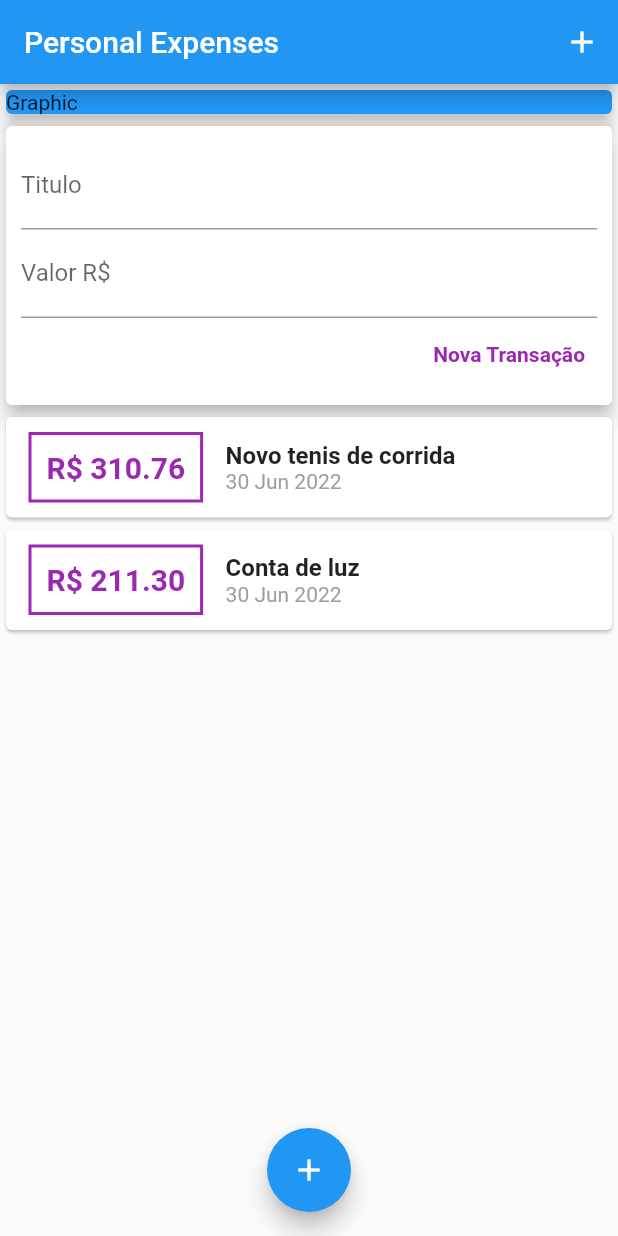
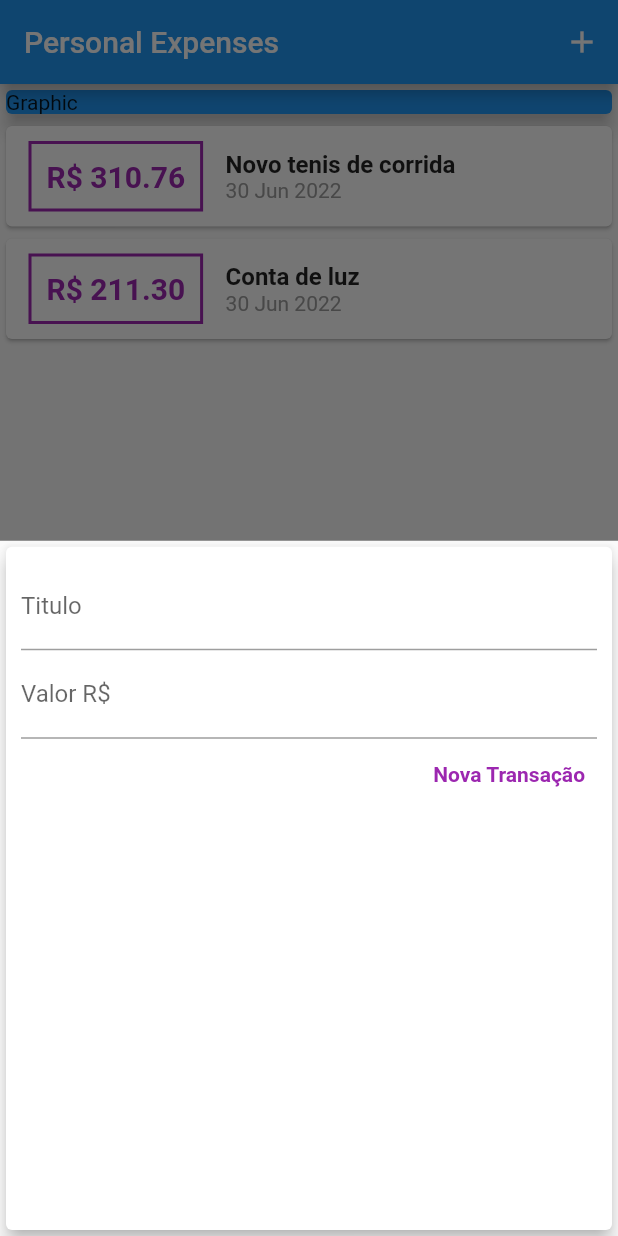
Before and after one commit to RamonTadeuGoncalves/ExpensesApp, a Flutter app: the screen it shows after launch, after a tap on the "add" icon, on a phone screen of 412 x 824 dp. Run offline on Flutter 3.47's test engine with Material 2 defaults, Android fonts, the phone set to English and light mode, and no system bars.

Commit message:
Created modal form for add new transaction, and remove the transaction_user component

```diff
--- a/lib/components/transaction_form.dart
+++ b/lib/components/transaction_form.dart
@@ -1,10 +1,18 @@
 import 'package:flutter/material.dart';
 
-class TransactionFom extends StatelessWidget {
+class TransactionFom extends StatefulWidget {
+  final void Function(String, double) onSubmit;
+
+  TransactionFom(this.onSubmit);
+
+  @override
+  State<TransactionFom> createState() => _TransactionFomState();
+}
+
+class _TransactionFomState extends State<TransactionFom> {
   final titleController = TextEditingController();
+
   final valueController = TextEditingController();
-
-  final void Function(String, double) onSubmit;
 
   _submitForm() {
     final title = titleController.text;
@@ -13,10 +21,8 @@ class TransactionFom extends StatelessWidget {
     if (title.isEmpty || value <= 0) {
       return;
     }
-    onSubmit(title, value);
+    widget.onSubmit(title, value);
   }
-
-  TransactionFom(this.onSubmit);
 
   @override
   Widget build(BuildContext context) {
--- a/lib/components/transaction_user.dart
+++ /dev/null
@@ -1,43 +0,0 @@
-import 'dart:math';
-import 'package:expenses/components/transaction_form.dart';
-import 'package:expenses/components/transaction_list.dart';
-import 'package:flutter/material.dart';
-import '../models/transaction.dart';
-
-class TransactionUser extends StatefulWidget {
-  @override
-  State<TransactionUser> createState() => _TransactionUserState();
-}
-
-class _TransactionUserState extends State<TransactionUser> {
-  final _transactions = [
-    Transaction(
-        id: 't1',
-        title: 'Novo tenis de corrida',
-        value: 310.76,
-        date: DateTime.now()),
-    Transaction(
-        id: 't2', title: 'Conta de luz', value: 211.30, date: DateTime.now()),
-  ];
-
-  _addTransaction(String title, double value) {
-    final newTransaction = Transaction(
-        id: Random().nextDouble().toString(),
-        title: title,
-        value: value,
-        date: DateTime.now());
-    setState(() {
-      _transactions.add(newTransaction);
-    });
-  }
-
-  @override
-  Widget build(BuildContext context) {
-    return Column(
-      children: [
-        TransactionFom(_addTransaction),
-        TransactionList(_transactions),
-      ],
-    );
-  }
-}
--- a/lib/main.dart
+++ b/lib/main.dart
@@ -1,9 +1,9 @@
 // ignore_for_file: prefer_const_constructors, use_key_in_widget_constructors
+import 'dart:math';
 import 'package:expenses/components/transaction_form.dart';
-import 'package:expenses/components/transaction_list.dart';
-import 'package:expenses/components/transaction_user.dart';
-import 'package:expenses/models/transaction.dart';
 import 'package:flutter/material.dart';
+import 'components/transaction_list.dart';
+import 'models/transaction.dart';
 
 void main() => runApp(ExpensesApp());
 
@@ -14,7 +14,42 @@ class ExpensesApp extends StatelessWidget {
   }
 }
 
-class MyHomePage extends StatelessWidget {
+class MyHomePage extends StatefulWidget {
+  @override
+  State<MyHomePage> createState() => _MyHomePageState();
+}
+
+class _MyHomePageState extends State<MyHomePage> {
+  final _transactions = [
+    Transaction(
+        id: 't1',
+        title: 'Novo tenis de corrida',
+        value: 310.76,
+        date: DateTime.now()),
+    Transaction(
+        id: 't2', title: 'Conta de luz', value: 211.30, date: DateTime.now()),
+  ];
+
+  _addTransaction(String title, double value) {
+    final newTransaction = Transaction(
+        id: Random().nextDouble().toString(),
+        title: title,
+        value: value,
+        date: DateTime.now());
+    setState(() {
+      _transactions.add(newTransaction);
+      Navigator.of(context).pop();
+    });
+  }
+
+  _openTransactionFormModal(BuildContext context) {
+    showModalBottomSheet(
+        context: context,
+        builder: (_) {
+          return TransactionFom(_addTransaction);
+        });
+  }
+
   @override
   Widget build(BuildContext context) {
     return Scaffold(
@@ -23,7 +58,7 @@ class MyHomePage extends StatelessWidget {
         actions: [
           IconButton(
             icon: Icon(Icons.add),
-            onPressed: () {},
+            onPressed: () => _openTransactionFormModal(context),
           )
         ],
       ),
@@ -38,13 +73,13 @@ class MyHomePage extends StatelessWidget {
                 color: Colors.blue,
               ),
             ),
-            TransactionUser(),
+            TransactionList(_transactions),
           ],
         ),
       ),
       floatingActionButton: FloatingActionButton(
         child: Icon(Icons.add),
-        onPressed: () {},
+        onPressed: () => _openTransactionFormModal(context),
       ),
       floatingActionButtonLocation: FloatingActionButtonLocation.centerFloat,
     );
```
